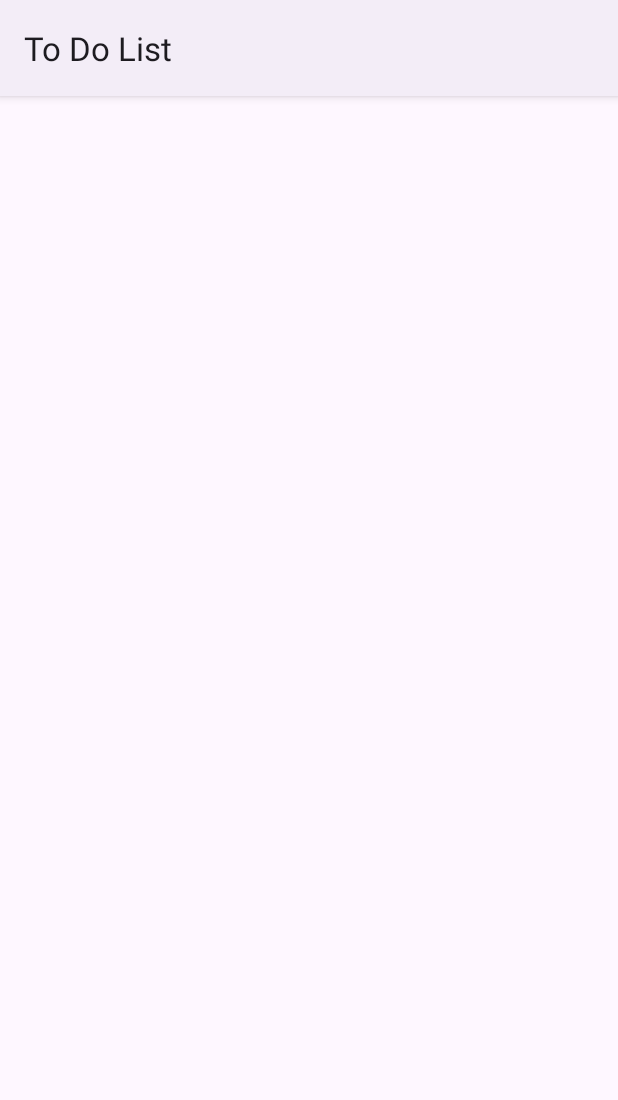
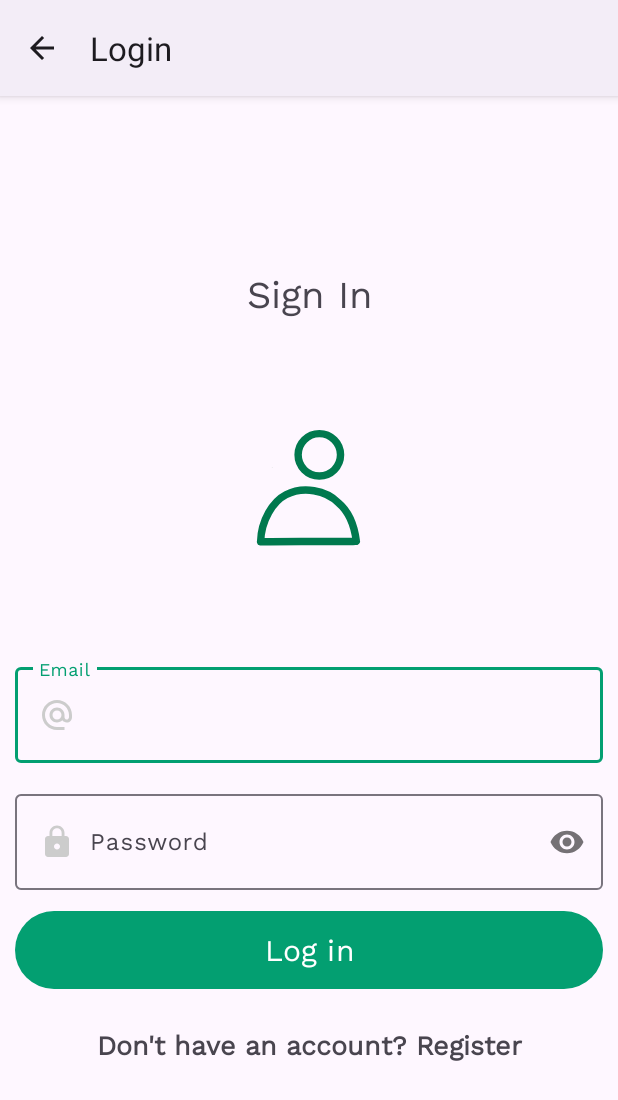
Before and after one commit to ddombuj/To_Do_List, an Android app: the Login screen opened directly, with no data from a screen before it, on a phone screen of 412 x 824 dp. Before the commit the part shown is almost empty. Shown: the top 1100 px of the screen. Run offline under Robolectric (Android 15) with nearby library versions, the phone set to English and light mode, and no system bars; our stand-ins replace Firebase (no records; nobody signed in at launch, a user with empty details on screens opened directly).

Commit message:
created: login funcional con firebase

```diff
--- a/app/src/main/java/com/ddombuj/to_do_list/authentication/Login.java
+++ b/app/src/main/java/com/ddombuj/to_do_list/authentication/Login.java
@@ -1,16 +1,44 @@
 package com.ddombuj.to_do_list.authentication;
 
+import android.app.ProgressDialog;
+import android.content.Intent;
 import android.os.Bundle;
+import android.text.TextUtils;
+import android.util.Patterns;
+import android.view.View;
+import android.widget.Button;
+import android.widget.EditText;
+import android.widget.TextView;
+import android.widget.Toast;
 
 import androidx.activity.EdgeToEdge;
+import androidx.annotation.NonNull;
+import androidx.appcompat.app.ActionBar;
 import androidx.appcompat.app.AppCompatActivity;
 import androidx.core.graphics.Insets;
 import androidx.core.view.ViewCompat;
 import androidx.core.view.WindowInsetsCompat;
 
+import com.ddombuj.to_do_list.MainMenu;
 import com.ddombuj.to_do_list.R;
+import com.google.android.gms.tasks.OnCompleteListener;
+import com.google.android.gms.tasks.OnFailureListener;
+import com.google.android.gms.tasks.Task;
+import com.google.android.material.textfield.TextInputLayout;
+import com.google.firebase.auth.AuthResult;
+import com.google.firebase.auth.FirebaseAuth;
+import com.google.firebase.auth.FirebaseUser;
 
 public class Login extends AppCompatActivity {
+
+    EditText emailLogin, passwordLogin;
+    Button bt_login;
+    TextView newUser;
+    ProgressDialog progressDialog;
+    FirebaseAuth firebaseAuth;
+
+    //Validate data
+    String email = "", password = "";
 
     @Override
     protected void onCreate(Bundle savedInstanceState) {
@@ -22,5 +50,101 @@ public class Login extends AppCompatActivity {
             v.setPadding(systemBars.left, systemBars.top, systemBars.right, systemBars.bottom);
             return insets;
         });
+
+        ActionBar actionBar = getSupportActionBar();
+        if (actionBar != null) {
+            actionBar.setTitle("Login");
+            actionBar.setDisplayHomeAsUpEnabled(true);
+            actionBar.setDisplayShowHomeEnabled(true);
+        }
+
+        emailLogin = findViewById(R.id.emailLogin);
+        passwordLogin = findViewById(R.id.passwordLogin);
+        bt_login = findViewById(R.id.bt_login);
+        newUser = findViewById(R.id.newUser);
+
+        firebaseAuth = FirebaseAuth.getInstance();
+
+        progressDialog = new ProgressDialog(Login.this);
+        progressDialog.setTitle("Wait please...");
+        progressDialog.setCanceledOnTouchOutside(false);
+
+        bt_login.setOnClickListener(new View.OnClickListener() {
+            @Override
+            public void onClick(View view) {
+                validateData();
+            }
+        });
+        newUser.setOnClickListener(new View.OnClickListener() {
+            @Override
+            public void onClick(View view) {
+                startActivity(new Intent(Login.this, Register.class));
+            }
+        });
+    }
+
+    private void validateData() {
+        email = emailLogin.getText().toString().trim();
+        password = passwordLogin.getText().toString().trim();
+
+        boolean isValid = true;
+
+        //Email
+        if (TextUtils.isEmpty(email)){
+            emailLogin.setError("Email is required");
+            isValid = false;
+        } else if (!Patterns.EMAIL_ADDRESS.matcher(email).matches()){
+            emailLogin.setError("Enter a valid email address");
+            isValid = false;
+        } else {
+            emailLogin.setError(null);
+        }
+
+        //Password
+        if (password.isEmpty()){
+            passwordLogin.setError("Password is required");
+            isValid = false;
+        } else {
+            passwordLogin.setError(null);
+        }
+
+        if(isValid){
+            loginUser();
+        }
+    }
+
+    private void loginUser() {
+        progressDialog.setMessage("Logging in...");
+        progressDialog.show();
+
+        firebaseAuth.signInWithEmailAndPassword(email, password)
+               .addOnCompleteListener(this, new OnCompleteListener<AuthResult>() {
+                    @Override
+                    public void onComplete(@NonNull Task<AuthResult> task) {
+                        if (task.isSuccessful()) {
+                            progressDialog.dismiss();
+                            FirebaseUser user = firebaseAuth.getCurrentUser();
+                            startActivity(new Intent(Login.this, MainMenu.class));
+                            if (user != null) {
+                                Toast.makeText(Login.this, "Welcome " + user.getEmail(), Toast.LENGTH_SHORT).show();
+                            }
+                            finish();
+                        } else {
+                            progressDialog.dismiss();
+                            Toast.makeText(Login.this, "Authentication failed.", Toast.LENGTH_SHORT).show();
+                        }
+                    }
+                }).addOnFailureListener(this, new OnFailureListener() {
+                    @Override
+                    public void onFailure(@NonNull Exception e) {
+                        Toast.makeText(Login.this, R.string.incorrect_data, Toast.LENGTH_SHORT).show();
+                    }
+                });
+    }
+
+    @Override
+    public boolean onSupportNavigateUp() {
+        onBackPressed();
+        return super.onSupportNavigateUp();
     }
 }
--- a/app/src/main/res/layout/activity_login.xml
+++ b/app/src/main/res/layout/activity_login.xml
@@ -1,5 +1,6 @@
 <?xml version="1.0" encoding="utf-8"?>
-<androidx.constraintlayout.widget.ConstraintLayout xmlns:android="http://schemas.android.com/apk/res/android"
+<RelativeLayout
+    xmlns:android="http://schemas.android.com/apk/res/android"
     xmlns:app="http://schemas.android.com/apk/res-auto"
     xmlns:tools="http://schemas.android.com/tools"
     android:id="@+id/main"
@@ -7,4 +8,88 @@
     android:layout_height="match_parent"
     tools:context=".authentication.Login">
 
-</androidx.constraintlayout.widget.ConstraintLayout>
+    <androidx.appcompat.widget.LinearLayoutCompat
+        android:layout_width="match_parent"
+        android:layout_height="match_parent"
+        android:gravity="center"
+        android:padding="10dp"
+        android:orientation="vertical">
+
+        <TextView
+            android:text="@string/signIn"
+            android:fontFamily="@font/worksans"
+            android:textSize="25sp"
+            android:gravity="center"
+            android:layout_width="match_parent"
+            android:layout_height="wrap_content" />
+
+        <!--Animation-->
+        <com.airbnb.lottie.LottieAnimationView
+            android:layout_width="200dp"
+            android:layout_height="200dp"
+            app:lottie_imageAssetsFolder="assets"
+            app:lottie_fileName="login.json"
+            app:lottie_loop="true"
+            app:lottie_autoPlay="true"
+            android:layout_gravity="center"
+            android:layout_marginTop="10dp"/>
+
+        <com.google.android.material.textfield.TextInputLayout
+            android:layout_width="match_parent"
+            android:layout_height="wrap_content"
+            android:layout_marginTop="15dp">
+
+            <EditText
+                android:id="@+id/emailLogin"
+                android:hint="@string/emailLogin"
+                android:drawableStart="@drawable/ic_email"
+                android:drawablePadding="10dp"
+                android:padding="20dp"
+                android:fontFamily="@font/worksans"
+                android:inputType="textEmailAddress"
+                android:layout_width="match_parent"
+                android:layout_height="wrap_content" />
+
+        </com.google.android.material.textfield.TextInputLayout>
+
+        <com.google.android.material.textfield.TextInputLayout
+            android:layout_width="match_parent"
+            android:layout_height="wrap_content"
+            app:passwordToggleEnabled="true"
+            android:layout_marginTop="15dp">
+
+            <EditText
+                android:id="@+id/passwordLogin"
+                android:hint="@string/passwordLogin"
+                android:drawableStart="@drawable/ic_password"
+                android:drawablePadding="10dp"
+                android:padding="20dp"
+                android:paddingEnd="60dp"
+                android:fontFamily="@font/worksans"
+                android:inputType="textPassword"
+                android:layout_width="match_parent"
+                android:layout_height="wrap_content" />
+        </com.google.android.material.textfield.TextInputLayout>
+
+        <Button
+            android:id="@+id/bt_login"
+            android:text="@string/bt_login"
+            android:fontFamily="@font/worksans"
+            android:layout_marginTop="10dp"
+            android:textSize="20sp"
+            android:layout_width="match_parent"
+            android:layout_height="60dp" />
+
+        <TextView
+            android:id="@+id/newUser"
+            android:text="@string/newUser"
+            android:textSize="18sp"
+            android:textStyle="bold"
+            android:gravity="center"
+            android:fontFamily="@font/worksans"
+            android:layout_marginTop="20dp"
+            android:layout_width="match_parent"
+            android:layout_height="wrap_content" />
+
+    </androidx.appcompat.widget.LinearLayoutCompat>
+</RelativeLayout>
--- a/app/src/main/res/values/strings.xml
+++ b/app/src/main/res/values/strings.xml
@@ -12,6 +12,18 @@
     <string name="passwordEt">Password</string>
     <string name="confirmEt">Confirm Password</string>
     <string name="registerUser">Register User</string>
-    <string name="alreadyHaveAccount">Already have an account</string>
+    <string name="alreadyHaveAccount">Already have an account? Log in</string>
+
+    <!--MAIN MENU-->
+    <string name="signOut">Sign Out</string>
+
+    <!--LOGIN ACTIVITY-->
+    <string name="signIn">Sign In</string>
+    <string name="emailLogin">Email</string>
+    <string name="passwordLogin">Password</string>
+    <string name="bt_login">Log in</string>
+    <string name="newUser">Don\'t have an account? Register</string>
+    <string name="incorrect_data">Incorrect data</string>
+
 
 </resources>
--- a/gradle/libs.versions.toml
+++ b/gradle/libs.versions.toml
@@ -9,6 +9,7 @@ appcompat = "1.7.0"
 material = "1.12.0"
 activity = "1.9.1"
 constraintlayout = "2.1.4"
+lottie = "6.0.0"
 
 [libraries]
 firebase-database = {module = "com.google.firebase:firebase-database"}
@@ -23,7 +24,7 @@ appcompat = { group = "androidx.appcompat", name = "appcompat", version.ref = "a
 material = { group = "com.google.android.material", name = "material", version.ref = "material" }
 activity = { group = "androidx.activity", name = "activity", version.ref = "activity" }
 constraintlayout = { group = "androidx.constraintlayout", name = "constraintlayout", version.ref = "constraintlayout" }
-lottie = { group = "com.airbnb.android", name = "lottie", version = "3.0.1" }
+lottie = { group = "com.airbnb.android", name = "lottie", version.ref = "lottie" }
 
 
 [plugins]
```
Also changed, not shown: app/src/main/assets/login.json (added, +1 -0 lines), app/src/main/java/com/ddombuj/to_do_list/MainMenu.java (+28 -0 lines), app/src/main/java/com/ddombuj/to_do_list/Pantalla_De_Carga.java (+22 -2 lines), app/src/main/res/layout/activity_main_menu.xml (+17 -2 lines).
